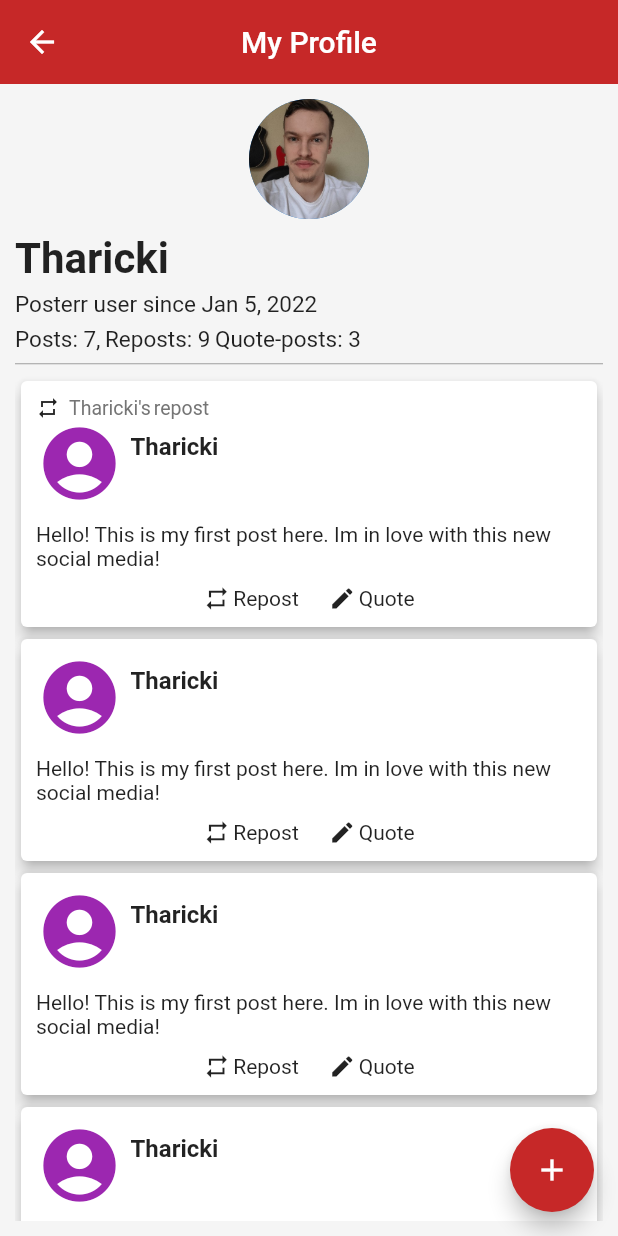
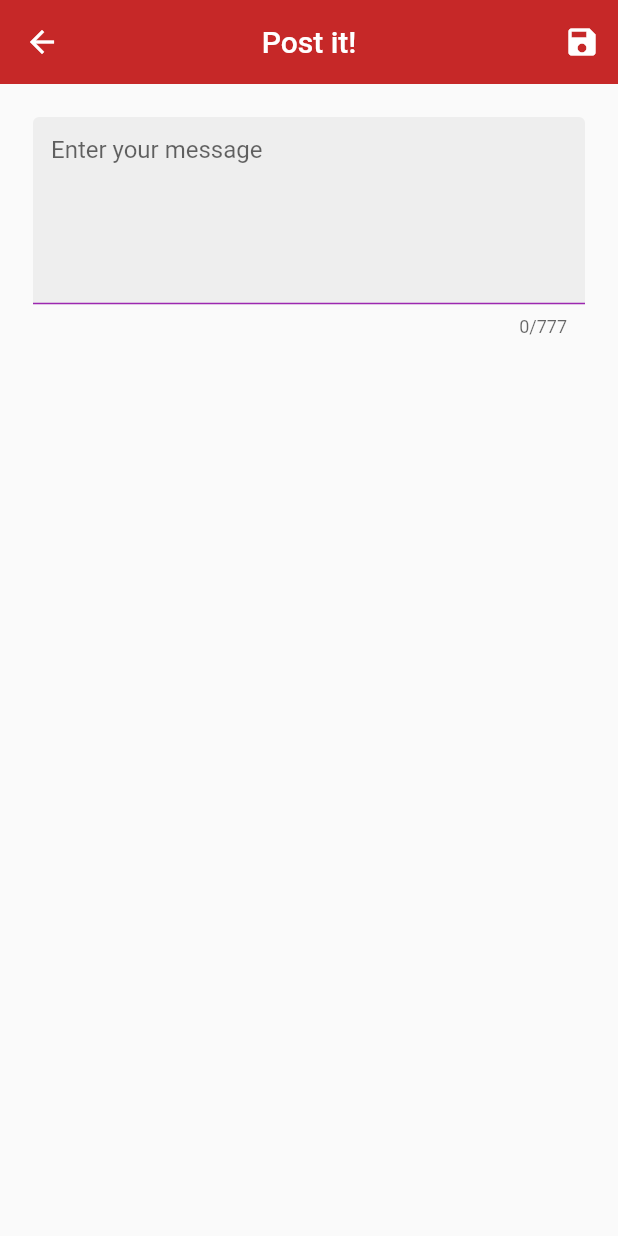
Before and after one commit to tharicki/posterr_test, a Flutter app: the UserPage screen opened directly, after a tap on the "add" icon, on a phone screen of 412 x 824 dp. Run offline on Flutter 3.47's test engine with Material 2 defaults, Android fonts, the phone set to English and light mode, and no system bars; our stand-ins replace flutter_bloc.

Commit message:
posterr yeah

```diff
--- a/lib/data/mock_data.dart
+++ b/lib/data/mock_data.dart
@@ -98,4 +98,9 @@ class MockData {
     return myPosts;
   }
 
+  Future<void> newPost(Post post) async {
+    await Future.delayed(const Duration(milliseconds: 1500), () {});
+    posts.add(post);
+  }
+
 }
--- a/lib/presentation/bloc/home/home_bloc.dart
+++ b/lib/presentation/bloc/home/home_bloc.dart
@@ -2,13 +2,16 @@ import 'package:flutter/material.dart';
 import 'package:strider/data/mock_data.dart';
 import 'package:strider/data/models/post.dart';
 import 'package:flutter_bloc/flutter_bloc.dart';
+import 'package:strider/data/models/user.dart';
 
 part 'home_event.dart';
 part 'home_state.dart';
 
 class HomeBloc extends Bloc<HomeEvent, HomeState> {
+  final MockData mockData = MockData();
+  final List<Post> _posts = [];
 
-  final MockData mockData = MockData();
+  List<Post> get posts => _posts;
 
   HomeBloc() : super(HomeInitial()) {
     on<HomeEvent>((event, emit) async {
@@ -30,6 +33,22 @@ class HomeBloc extends Bloc<HomeEvent, HomeState> {
           emit(HomeFailed(error: "error on load posts"));
         }
       }
+      if (event is OnNewPost) {
+        try {
+          emit(HomeLoading());
+
+          Post post = event.post;
+          User author = await mockData.getUserById(post.author!.id!);
+
+          post.author = author;
+
+          await mockData.newPost(event.post);
+
+          emit(NewPostSuccess());
+        } catch(e) {
+          emit(HomeFailed(error: "error on load posts"));
+        }
+      }
     });
   }
 }
--- a/lib/presentation/bloc/home/home_event.dart
+++ b/lib/presentation/bloc/home/home_event.dart
@@ -8,6 +8,11 @@ class OnLoadHome extends HomeEvent {
 }
 
 class OnLoadProfile extends HomeEvent {
-  int userId;
+  final int userId;
   OnLoadProfile({required this.userId});
 }
+
+class OnNewPost extends HomeEvent {
+  final Post post;
+  OnNewPost({required this.post});
+}
--- a/lib/presentation/bloc/home/home_state.dart
+++ b/lib/presentation/bloc/home/home_state.dart
@@ -19,6 +19,8 @@ class HomeProfileSucess extends HomeState {
   HomeProfileSucess({required this.posts});
 }
 
+class NewPostSuccess extends HomeState {}
+
 class HomeFailed extends HomeState {
   final String error;
 
--- a/lib/presentation/bloc/user/user_event.dart
+++ b/lib/presentation/bloc/user/user_event.dart
@@ -4,6 +4,6 @@ part of 'user_bloc.dart';
 abstract class UserEvent {}
 
 class OnLoadUser extends UserEvent {
-  int id;
+  final int id;
   OnLoadUser({required this.id});
 }
--- /dev/null
+++ b/lib/presentation/pages/new_post_page.dart
@@ -0,0 +1,111 @@
+import 'package:flutter/material.dart';
+import 'package:strider/data/models/post.dart';
+import 'package:strider/data/models/user.dart';
+import 'package:strider/presentation/bloc/home/home_bloc.dart';
+import 'package:flutter_bloc/flutter_bloc.dart';
+import 'package:strider/shared/utils/navigator.dart';
+
+typedef PostCallback = Function();
+
+class NewPostPage extends StatelessWidget {
+  final PostCallback callback;
+  final User author;
+  final HomeBloc homeBloc = HomeBloc();
+  final TextEditingController _postController = TextEditingController();
+
+  late Post newPost;
+
+  NewPostPage({Key? key, required this.callback, required this.author})
+      : super(key: key);
+
+  @override
+  Widget build(BuildContext context) {
+    return BlocProvider(
+      create: (context) => homeBloc,
+      child: Scaffold(
+        appBar: AppBar(
+          title: const Text("Post it!"),
+          iconTheme: const IconThemeData(color: Colors.white),
+          actions: [
+            IconButton(
+                onPressed: () {
+                  FocusScope.of(context).unfocus();
+
+                  newPost = Post(
+                      description: _postController.text,
+                      dateTime: DateTime.now(),
+                      author: author);
+
+                  homeBloc.add(OnNewPost(post: newPost));
+                },
+                icon: const Icon(Icons.save)),
+          ],
+        ),
+        body: BlocListener<HomeBloc, HomeState>(
+          listener: (context, state) {
+            if (state is NewPostSuccess) {
+              callback.call();
+              Nav.pop(context);
+            }
+          },
+          child: BlocBuilder<HomeBloc, HomeState>(
+            bloc: homeBloc,
+            builder: ((context, state) {
+              if (state is HomeLoading) {
+                return Column(
+                  children: const [
+                    SizedBox(
+                      height: 120,
+                      child: Center(
+                        child: CircularProgressIndicator(
+                          color: Colors.grey,
+                        ),
+                      ),
+                    ),
+                    Text("Posting you content, please wait!")
+                  ],
+                );
+              }
+              if (state is HomeInitial) {
+                return Padding(
+                  padding: const EdgeInsets.all(10),
+                  child: Column(
+                    children: [
+                      Container(
+                        margin: const EdgeInsets.all(12),
+                        height: 6 * 24.0,
+                        child: TextField(
+                          maxLines: 6,
+                          maxLength: 777,
+                          controller: _postController,
+                          decoration: InputDecoration(
+                            hintText: "Enter your message",
+                            fillColor: Colors.grey[200],
+                            hoverColor: Colors.grey[200],
+                            filled: true,
+                            enabledBorder: const UnderlineInputBorder(
+                              borderSide: BorderSide(color: Colors.purple),
+                            ),
+                            focusedBorder: const OutlineInputBorder(
+                              borderSide: BorderSide(color: Colors.purple),
+                            ),
+                            errorBorder: const UnderlineInputBorder(
+                              borderSide: BorderSide(color: Colors.red),
+                            ),
+                          ),
+                        ),
+                      ),
+                    ],
+                  ),
+                );
+              }
+              return Container(
+                color: Colors.grey[100],
+              );
+            }),
+          ),
+        ),
+      ),
+    );
+  }
+}
--- a/lib/presentation/pages/user_page.dart
+++ b/lib/presentation/pages/user_page.dart
@@ -5,8 +5,10 @@ import 'package:strider/presentation/bloc/home/home_bloc.dart';
 import 'package:strider/presentation/bloc/user/user_bloc.dart';
 import 'package:flutter_bloc/flutter_bloc.dart';
 import 'package:intl/intl.dart';
+import 'package:strider/presentation/pages/new_post_page.dart';
 import 'package:strider/shared/app_theme.dart';
 import 'package:strider/shared/components/post_card_view.dart';
+import 'package:strider/shared/utils/navigator.dart';
 
 class UserPage extends StatefulWidget {
   const UserPage({Key? key}) : super(key: key);
@@ -19,6 +21,14 @@ class _UserPageState extends State<UserPage> {
   final UserBloc userBloc = UserBloc();
   final HomeBloc homeBloc = HomeBloc();
 
+  late List<Post> myPosts;
+
+  @override
+  void initState() {
+    homeBloc.add(OnLoadProfile(userId: 1));
+    super.initState();
+  }
+
   @override
   Widget build(BuildContext context) {
     return Scaffold(
@@ -29,7 +39,15 @@ class _UserPageState extends State<UserPage> {
       ),
       floatingActionButton: FloatingActionButton(
         backgroundColor: AppTheme.theme.primaryColor,
-          onPressed: () {},
+        onPressed: () {
+          Nav.push(
+              context,
+              NewPostPage(
+                  author: User(id: 1),
+                  callback: () {
+                    setState(() {});
+                  }));
+        },
         child: const Icon(Icons.add),
       ),
       body: Padding(
@@ -80,10 +98,10 @@ class _UserPageState extends State<UserPage> {
                   const Divider(height: 5, color: Colors.grey),
                   const SizedBox(height: 5),
                   BlocBuilder<HomeBloc, HomeState>(
-                      bloc: homeBloc..add(OnLoadProfile(userId: 1)),
+                    bloc: homeBloc,
                     builder: ((context, state) {
                       if (state is HomeProfileSucess) {
-                          List<Post> myPosts = state.posts;
+                        myPosts = state.posts;
                         return Column(
                           children: _postsCards(myPosts),
                         );
@@ -112,7 +130,8 @@ class _UserPageState extends State<UserPage> {
             );
           }),
         ),
-        ));
+      ),
+    );
   }
 
   List<Widget> _postsCards(List<Post> myPosts) {
@@ -132,4 +151,8 @@ class _UserPageState extends State<UserPage> {
 
     return cardsPosts;
   }
+
+  void _refresh() async {
+    homeBloc.add(OnLoadProfile(userId: 1));
   }
+}
```
Also changed, not shown: lib/presentation/pages/home_page.dart (+24 -7 lines). Lines whose indentation alone changed are shown as unchanged.
